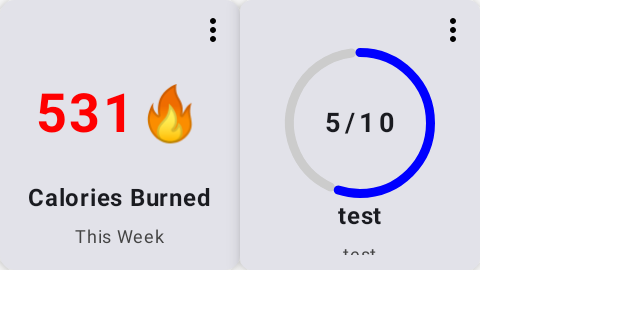
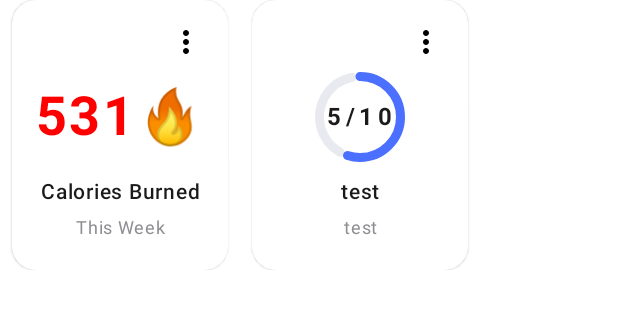
Before and after one commit to TaloHomes404/SitzerApp, an Android app built with Jetpack Compose: the @Preview function ProgressCardPreview, on a phone screen of 412 x 824 dp. Shown: the top 309 px of the screen. Run offline under Robolectric (Android 15) with nearby library versions, the phone set to English and light mode, and no system bars.

Commit message:
design changes

```diff
--- a/app/src/main/java/wolf/north/sitzer/comps/ProgressCard.kt
+++ b/app/src/main/java/wolf/north/sitzer/comps/ProgressCard.kt
@@ -11,6 +11,7 @@ import androidx.compose.foundation.layout.height
 import androidx.compose.foundation.layout.padding
 import androidx.compose.foundation.layout.size
 import androidx.compose.foundation.layout.width
+import androidx.compose.foundation.layout.wrapContentHeight
 import androidx.compose.foundation.shape.RoundedCornerShape
 import androidx.compose.material.icons.Icons
 import androidx.compose.material.icons.outlined.MoreVert
@@ -24,6 +25,7 @@ import androidx.compose.ui.Alignment
 import androidx.compose.ui.Modifier
 import androidx.compose.ui.graphics.Color
 import androidx.compose.ui.text.font.FontWeight
+import androidx.compose.ui.text.style.TextAlign
 import androidx.compose.ui.tooling.preview.Preview
 import androidx.compose.ui.unit.dp
 import androidx.compose.ui.unit.sp
@@ -39,21 +41,25 @@ fun ProgressCard(
     Card(
         modifier = Modifier
             .width(160.dp)
-            .height(180.dp),
-        shape = RoundedCornerShape(8.dp),
-        elevation = CardDefaults.cardElevation(6.dp),
+            .height(180.dp)
+            .padding(horizontal = 8.dp),
+        shape = RoundedCornerShape(16.dp),
+        colors = CardDefaults.cardColors(
+            containerColor = Color.White
+        ),
+        elevation = CardDefaults.cardElevation(1.dp),
     ) {
         Column(
             modifier = Modifier
                 .fillMaxSize()
-                .padding(2.dp),
+                .padding(16.dp),
             horizontalAlignment = Alignment.CenterHorizontally,
             verticalArrangement = Arrangement.SpaceBetween
         ) {
+            // Ikona więcej
             Row(
                 modifier = Modifier
-                    .fillMaxWidth()
-                    .padding(top = 6.dp, end = 4.dp),
+                    .fillMaxWidth(),
                 horizontalArrangement = Arrangement.End
             ) {
                 Icon(
@@ -66,40 +72,52 @@ fun ProgressCard(
                 )
             }
 
-            Box(contentAlignment = Alignment.Center) {
+            // Główny wskaźnik
+            Box(
+                contentAlignment = Alignment.Center,
+                modifier = Modifier.weight(1f)
+            ) {
                 CircularProgressIndicator(
                     progress = { progress },
-                    modifier = Modifier.size(100.dp),
-                    color = Color.Blue,
+                    modifier = Modifier.size(60.dp),
+                    color = Color(0xFF4B6FFF),
                     strokeWidth = 6.dp,
-                    trackColor = Color.LightGray,
+                    trackColor = Color(0xFFE8EAF0),
                     gapSize = 0.dp
                 )
                 Text(
                     text = workoutsCountWeekly,
-                    fontSize = 18.sp,
-                    fontWeight = FontWeight.Bold, letterSpacing = 3.sp
+                    fontSize = 16.sp,
+                    fontWeight = FontWeight.Bold,
+                    letterSpacing = 3.sp,
+                    color = Color(0xFF1A1A1A)
                 )
             }
 
+            // Opisy
             Column(
                 horizontalAlignment = Alignment.CenterHorizontally,
-                modifier = Modifier.padding(bottom = 8.dp)
+                modifier = Modifier.wrapContentHeight()
             ) {
                 Text(
                     text = progressCardTitle,
-                    fontSize = 16.sp,
-                    fontWeight = FontWeight.Bold,
-                    modifier = Modifier.padding(bottom = 2.dp)
+                    fontSize = 14.sp,
+                    fontWeight = FontWeight.SemiBold,
+                    color = Color(0xFF1A1A1A),
+                    textAlign = TextAlign.Center,
+                    maxLines = 1
                 )
                 Text(
                     text = progressCardDescription,
                     fontSize = 12.sp,
-                    color = Color.DarkGray,
+                    color = Color(0xFF8E8E93),
+                    textAlign = TextAlign.Center,
+                    maxLines = 1
                 )
             }
         }
     }
+
 }
 
 
@@ -112,22 +130,25 @@ fun ProgressCardNumberIndicator(
     Card(
         modifier = Modifier
             .width(160.dp)
-            .height(180.dp),
-        shape = RoundedCornerShape(10.dp),
-        elevation = CardDefaults.cardElevation(6.dp),
+            .height(180.dp)
+            .padding(horizontal = 8.dp),
+        shape = RoundedCornerShape(16.dp),
+        colors = CardDefaults.cardColors(
+            containerColor = Color.White
+        ),
+        elevation = CardDefaults.cardElevation(1.dp),
     ) {
         Column(
             modifier = Modifier
                 .fillMaxSize()
-                .padding(2.dp),
+                .padding(16.dp),
             horizontalAlignment = Alignment.CenterHorizontally,
             verticalArrangement = Arrangement.SpaceBetween
         ) {
-
+            // Ikona więcej
             Row(
                 modifier = Modifier
-                    .fillMaxWidth()
-                    .padding(top = 6.dp, end = 4.dp),
+                    .fillMaxWidth(),
                 horizontalArrangement = Arrangement.End
             ) {
                 Icon(
@@ -140,9 +161,11 @@ fun ProgressCardNumberIndicator(
                 )
             }
 
-
-            Box(contentAlignment = Alignment.Center) {
-
+            // Główny wskaźnik
+            Box(
+                contentAlignment = Alignment.Center,
+                modifier = Modifier.weight(1f)
+            ) {
                 Text(
                     text = "$caloriesBurned🔥",
                     fontSize = 36.sp,
@@ -152,20 +175,25 @@ fun ProgressCardNumberIndicator(
                 )
             }
 
+            // Opisy
             Column(
                 horizontalAlignment = Alignment.CenterHorizontally,
-                modifier = Modifier.padding(bottom = 8.dp)
+                modifier = Modifier.wrapContentHeight()
             ) {
                 Text(
                     text = progressCardTitle,
-                    fontSize = 16.sp,
-                    fontWeight = FontWeight.Bold,
-                    modifier = Modifier.padding(bottom = 2.dp)
+                    fontSize = 14.sp,
+                    fontWeight = FontWeight.SemiBold,
+                    color = Color(0xFF1A1A1A),
+                    textAlign = TextAlign.Center,
+                    maxLines = 1
                 )
                 Text(
                     text = progressCardDescription,
                     fontSize = 12.sp,
-                    color = Color.DarkGray,
+                    color = Color(0xFF8E8E93),
+                    textAlign = TextAlign.Center,
+                    maxLines = 1
                 )
             }
         }
```
Also changed, not shown: app/src/main/java/wolf/north/sitzer/comps/CategoriesCarousel.kt (+27 -51 lines), app/src/main/java/wolf/north/sitzer/comps/InfoChip.kt (added, +50 -0 lines), app/src/main/java/wolf/north/sitzer/comps/WorkoutCardButtoned.kt (+34 -17 lines), app/src/main/java/wolf/north/sitzer/mvvm/view/HomeScreen.kt (+6 -6 lines).
